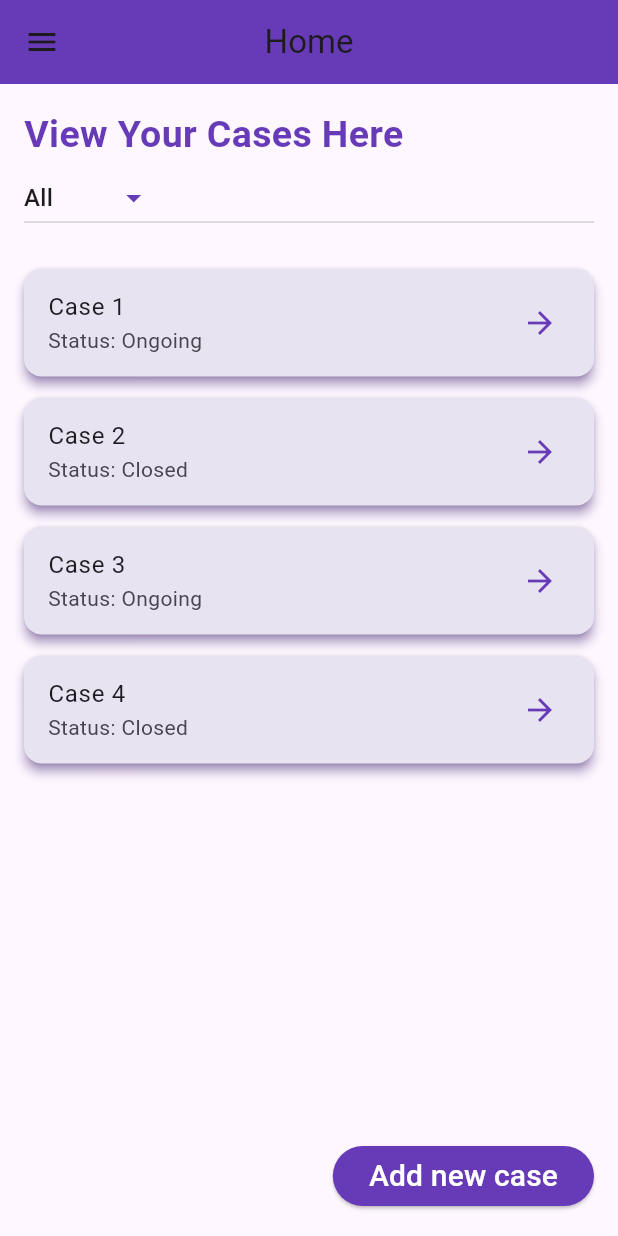
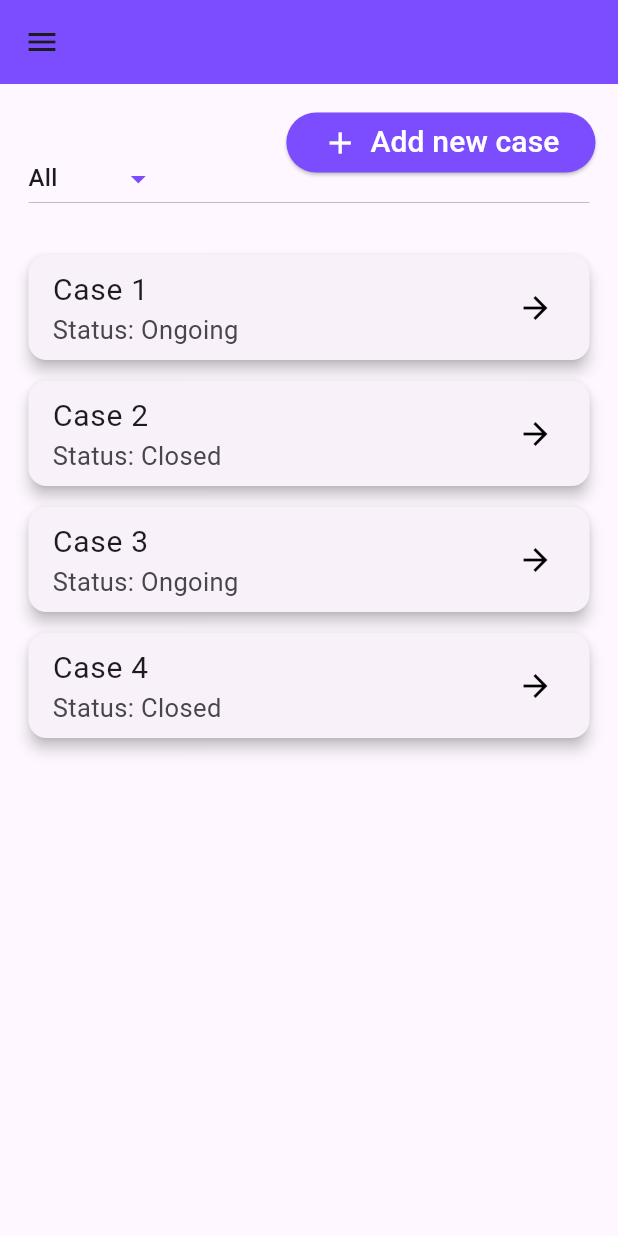
Before and after one commit to kavyaaa-1/sih, a Flutter app: the PrisonDashboard screen opened directly, on a phone screen of 412 x 824 dp. Run offline on Flutter 3.47's test engine with Material 2 defaults, Android fonts, the phone set to English and light mode, and no system bars; our stand-ins replace syncfusion_flutter_gauges; missing offline and left inert: mongo_dart.

Commit message:
improving ui

```diff
--- a/lib/screens/prison_dashboard.dart
+++ b/lib/screens/prison_dashboard.dart
@@ -1,6 +1,7 @@
 import 'package:flutter/material.dart';
 import 'package:sih_project/screens/add_case.dart';
 import 'package:sih_project/screens/assign_lawyer.dart';
+import 'package:sih_project/screens/case_dashboard.dart';
 
 class Case {
   final String id;
@@ -23,16 +24,24 @@ class ListTileWithNavigation extends StatelessWidget {
   @override
   Widget build(BuildContext context) {
     return Card(
-      elevation: 3,
+      elevation: 4,
       margin: EdgeInsets.symmetric(vertical: 7),
-      color: Color.fromARGB(255, 232, 227, 241),
-      shadowColor: Colors.deepPurple,
+      //color: Color.fromARGB(255, 225, 225, 225),
+      //shadowColor: Colors.deepPurpleAccent,
       child: ListTile(
-        title: Text(title),
-        subtitle: Text(subtitle),
+        title: Text(title,
+        style: TextStyle(
+          fontSize: 20,
+
+        ),),
+        subtitle: Text(subtitle,
+          style: TextStyle(
+          fontSize: 17,
+
+        ),),
         trailing: Icon(
           Icons.arrow_forward,
-          color: Colors.deepPurple,
+          color: Colors.black,
         ), // Arrow icon on the right corner
         onTap: () {
           // Navigate to the destination page when the list tile is tapped
@@ -77,9 +86,8 @@ class _PrisonDashboardState extends State<PrisonDashboard> {
 
     return Scaffold(
       appBar: AppBar(
-        title: const Text('Home'),
-        centerTitle: true,
-        backgroundColor: Colors.deepPurple,
+
+        backgroundColor: Colors.deepPurpleAccent,
       ),
       drawer: Drawer(
         child: ListView(
@@ -87,7 +95,7 @@ class _PrisonDashboardState extends State<PrisonDashboard> {
           children: [
             const DrawerHeader(
               decoration: BoxDecoration(
-                color: Colors.deepPurple,
+                color: Colors.deepPurpleAccent,
               ),
               child: Text(''),
             ),
@@ -118,24 +126,19 @@ class _PrisonDashboardState extends State<PrisonDashboard> {
           ],
         ),
       ),
-      body: Stack(children: [
+      body: Stack(
+        children: [
           Padding(
-          padding: EdgeInsets.all(16.0),
+            padding: EdgeInsets.all(19.0),
             child: Column(
               crossAxisAlignment: CrossAxisAlignment.stretch,
               children: [
-              const Text("View Your Cases Here",
-                  style: TextStyle(
-                      fontSize: 25.0,
-                      fontWeight: FontWeight.bold,
-                      color: Colors.deepPurple)),
+                SizedBox(
+                  height: 20,
+                ),
                 Container(
-                // padding: EdgeInsets.all(8.0),
-                // decoration: const BoxDecoration(
-                //   color: Color.fromARGB(255, 240, 223, 243),
-                // ),
                   child: DropdownButton<String>(
-                  iconEnabledColor: Colors.deepPurple,
+                    iconEnabledColor: Colors.deepPurpleAccent,
                     value: _selectedFilter,
                     onChanged: (newValue) {
                       setState(() {
@@ -150,7 +153,7 @@ class _PrisonDashboardState extends State<PrisonDashboard> {
                         .toList(),
                   ),
                 ),
-              SizedBox(height: 16.0),
+                SizedBox(height: 20.0),
                 Expanded(
                   child: ListView.builder(
                     itemCount: filteredCases.length,
@@ -162,13 +165,19 @@ class _PrisonDashboardState extends State<PrisonDashboard> {
                         title: caseItem.caseName,
                         subtitle: casestatus,
                         destinationPage:
-                          CaseConfirmationPage(), //redirect to case PrisonDashboard
+                        CaseInfoDashboard(), //redirect to case PrisonDashboard
                       );
                     },
                   ),
                 ),
-              Align(
-                alignment: Alignment.bottomRight,
+              ],
+            ),
+          ),
+          Positioned(
+            top: 0,
+            right: 0,
+            child: Padding(
+              padding: EdgeInsets.all(15.0),
               child: ElevatedButton(
                 onPressed: () {
                   Navigator.push(
@@ -177,21 +186,31 @@ class _PrisonDashboardState extends State<PrisonDashboard> {
                   );
                 },
                 style: ElevatedButton.styleFrom(
-                    backgroundColor: Colors.deepPurple,
+                  backgroundColor: Colors.deepPurpleAccent,
                 ),
-                  child: const Text(
+                child: Row(
+                  mainAxisSize: MainAxisSize.min,
+                  children: [
+                    Icon(
+                      Icons.add,
+                      color: Colors.white,
+                      size: 24.0,
+                    ),
+                    SizedBox(width: 8.0),
+                    Text(
                       "Add new case",
                       style: TextStyle(
                         fontSize: 20.0,
                         color: Colors.white,
                       ),
                     ),
+                  ],
+                ),
+              ),
             ),
           ),
         ],
       ),
-        ),
-      ]),
     );
   }
 }
--- a/pubspec.yaml
+++ b/pubspec.yaml
@@ -37,6 +37,7 @@ dependencies:
   cupertino_icons: ^1.0.2
   mongo_dart: ^0.9.1
 
+
 dev_dependencies:
   flutter_test:
     sdk: flutter
@@ -60,6 +61,8 @@ flutter:
   # included with your application, so that you can use the icons in
   # the material Icons class.
   uses-material-design: true
+  assets:
+    - assets/images/
 
   # To add assets to your application, add an assets section, like this:
   # assets:
```
Also changed, not shown: lib/main.dart (+8 -2 lines), lib/screens/chatbot_screen.dart (+11 -4 lines), lib/screens/family_homepg.dart (+47 -11 lines), lib/screens/family_login_page.dart (+10 -9 lines), lib/screens/judge_login_page.dart (+26 -7 lines), lib/screens/lawyer_login_page.dart (+27 -7 lines), lib/screens/prison_login_page.dart (+26 -7 lines), assets/images/family.png (added), assets/images/justice-scale_3122246.png (added), assets/images/law_3122321.png (added), assets/images/police_7210669.png (added), pubspec.lock. Lines whose indentation alone changed are shown as unchanged.
